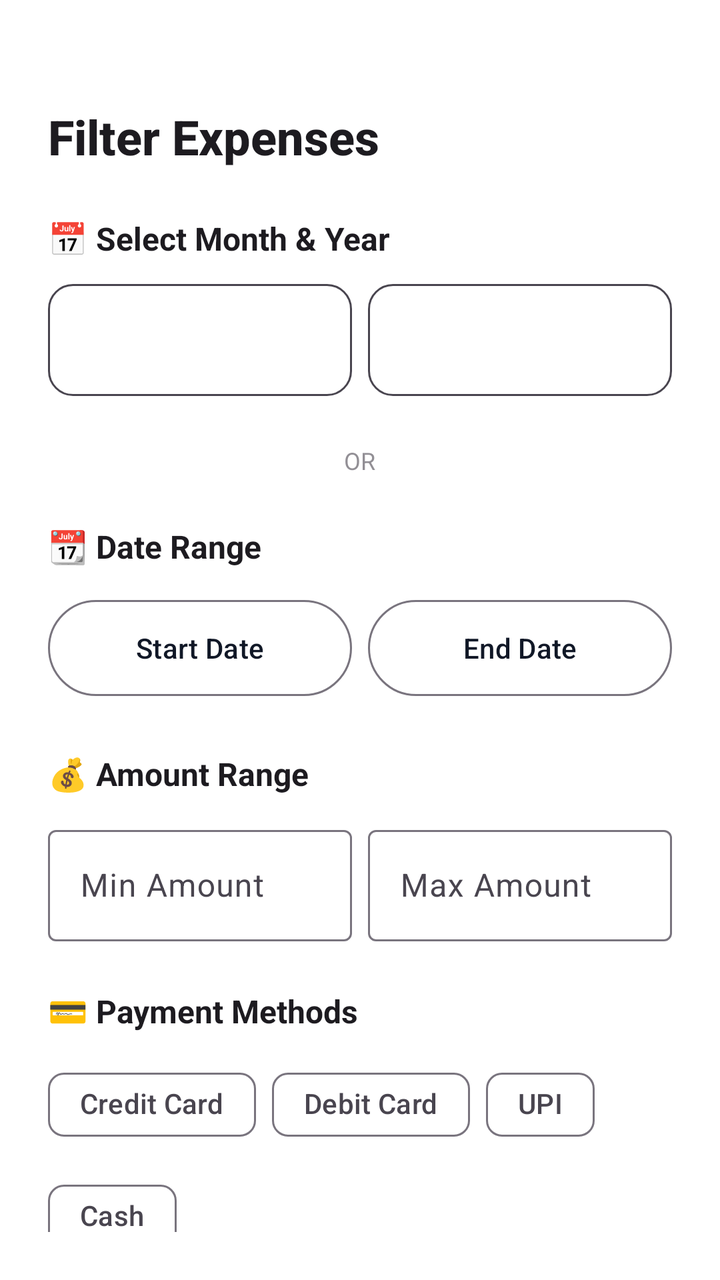
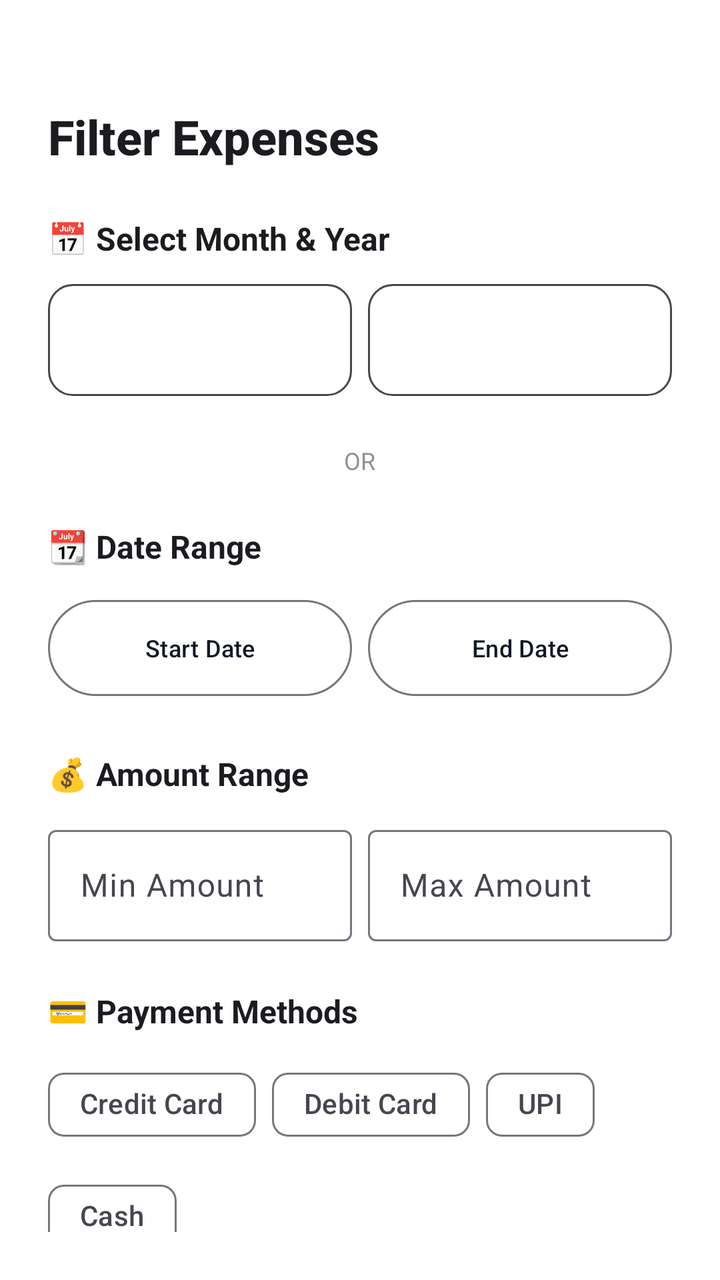

The first picture is an Android layout as it rendered before a commit; the second is the same layout after the commit. The layout source and the unified diff follow.
<!-- AndroidManifest.xml: application theme Theme.ExpenseTracker.Timeless -->
<!-- res/layout/bottom_sheet_filter.xml -->
<?xml version="1.0" encoding="utf-8"?>
<LinearLayout xmlns:android="http://schemas.android.com/apk/res/android"
    xmlns:app="http://schemas.android.com/apk/res-auto"
    android:layout_width="match_parent"
    android:layout_height="wrap_content"
    android:orientation="vertical"
    android:background="?attr/colorSurface"
    android:padding="24dp">

    
    <View
        android:layout_width="48dp"
        android:layout_height="4dp"
        android:background="?android:textColorSecondary"
        android:alpha="0.3"
        android:layout_gravity="center_horizontal"
        android:layout_marginBottom="24dp" />

    
    <TextView
        android:layout_width="wrap_content"
        android:layout_height="wrap_content"
        android:text="Filter Expenses"
        android:textSize="24sp"
        android:textStyle="bold"
        android:textColor="?android:textColorPrimary"
        android:fontFamily="sans-serif-medium"
        android:layout_marginBottom="24dp" />

    <androidx.core.widget.NestedScrollView
        android:layout_width="match_parent"
        android:layout_height="wrap_content"
        android:maxHeight="500dp"
        android:clipToPadding="false"
        android:paddingBottom="16dp"
        android:fillViewport="true">

        <LinearLayout
            android:layout_width="match_parent"
            android:layout_height="wrap_content"
            android:orientation="vertical"
            android:paddingBottom="16dp">

            
            <TextView
                android:layout_width="wrap_content"
                android:layout_height="wrap_content"
                android:text="📅 Select Month &amp; Year"
                android:textSize="16sp"
                android:textStyle="bold"
                android:textColor="?android:textColorPrimary"
                android:layout_marginBottom="12dp" />

            <LinearLayout
                android:layout_width="match_parent"
                android:layout_height="wrap_content"
                android:orientation="horizontal"
                android:layout_marginBottom="24dp">

                <Spinner
                    android:id="@+id/spinnerMonth"
                    android:layout_width="0dp"
                    android:layout_height="56dp"
                    android:layout_weight="1"
                    android:background="@drawable/bg_spinner_outline"
                    android:padding="12dp"
                    android:layout_marginEnd="8dp" />

                <Spinner
                    android:id="@+id/spinnerYear"
                    android:layout_width="0dp"
                    android:layout_height="56dp"
                    android:layout_weight="1"
                    android:background="@drawable/bg_spinner_outline"
                    android:padding="12dp" />

            </LinearLayout>

            
            <LinearLayout
                android:layout_width="match_parent"
                android:layout_height="wrap_content"
                android:orientation="horizontal"
                android:gravity="center_vertical"
                android:layout_marginBottom="24dp">

                <View
                    android:layout_width="0dp"
                    android:layout_height="1dp"
                    android:layout_weight="1"
                    android:background="?android:textColorSecondary"
                    android:alpha="0.2" />

                <TextView
                    android:layout_width="wrap_content"
                    android:layout_height="wrap_content"
                    android:text="  OR  "
                    android:textSize="12sp"
                    android:textColor="?android:textColorSecondary"
                    android:alpha="0.6" />

                <View
                    android:layout_width="0dp"
                    android:layout_height="1dp"
                    android:layout_weight="1"
                    android:background="?android:textColorSecondary"
                    android:alpha="0.2" />

            </LinearLayout>

            
            <TextView
                android:layout_width="wrap_content"
                android:layout_height="wrap_content"
                android:text="📆 Date Range"
                android:textSize="16sp"
                android:textStyle="bold"
                android:textColor="?android:textColorPrimary"
                android:layout_marginBottom="12dp" />

            <LinearLayout
                android:layout_width="match_parent"
                android:layout_height="wrap_content"
                android:orientation="horizontal"
                android:layout_marginBottom="24dp">

                <com.google.android.material.button.MaterialButton
                    android:id="@+id/btnSelectStartDate"
                    android:layout_width="0dp"
                    android:layout_height="56dp"
                    android:layout_weight="1"
                    android:text="Start Date"
                    style="@style/Widget.Material3.Button.OutlinedButton"
                    android:layout_marginEnd="8dp" />

                <com.google.android.material.button.MaterialButton
                    android:id="@+id/btnSelectEndDate"
                    android:layout_width="0dp"
                    android:layout_height="56dp"
                    android:layout_weight="1"
                    android:text="End Date"
                    style="@style/Widget.Material3.Button.OutlinedButton" />

            </LinearLayout>

            
            <TextView
                android:layout_width="wrap_content"
                android:layout_height="wrap_content"
                android:text="💰 Amount Range"
                android:textSize="16sp"
                android:textStyle="bold"
                android:textColor="?android:textColorPrimary"
                android:layout_marginBottom="12dp" />

            <LinearLayout
                android:layout_width="match_parent"
                android:layout_height="wrap_content"
                android:orientation="horizontal"
                android:layout_marginBottom="24dp">

                <com.google.android.material.textfield.TextInputLayout
                    android:layout_width="0dp"
                    android:layout_height="wrap_content"
                    android:layout_weight="1"
                    android:hint="Min Amount"
                    style="@style/Widget.Material3.TextInputLayout.OutlinedBox"
                    android:layout_marginEnd="8dp">

                    <com.google.android.material.textfield.TextInputEditText
                        android:id="@+id/etMinAmount"
                        android:layout_width="match_parent"
                        android:layout_height="wrap_content"
                        android:inputType="numberDecimal" />

                </com.google.android.material.textfield.TextInputLayout>

                <com.google.android.material.textfield.TextInputLayout
                    android:layout_width="0dp"
                    android:layout_height="wrap_content"
                    android:layout_weight="1"
                    android:hint="Max Amount"
                    style="@style/Widget.Material3.TextInputLayout.OutlinedBox">

                    <com.google.android.material.textfield.TextInputEditText
                        android:id="@+id/etMaxAmount"
                        android:layout_width="match_parent"
                        android:layout_height="wrap_content"
                        android:inputType="numberDecimal" />

                </com.google.android.material.textfield.TextInputLayout>

            </LinearLayout>

            
            <TextView
                android:layout_width="wrap_content"
                android:layout_height="wrap_content"
                android:text="💳 Payment Methods"
                android:textSize="16sp"
                android:textStyle="bold"
                android:textColor="?android:textColorPrimary"
                android:layout_marginBottom="12dp" />

            <com.google.android.material.chip.ChipGroup
                android:layout_width="match_parent"
                android:layout_height="wrap_content"
                android:layout_marginBottom="24dp">

                <com.google.android.material.chip.Chip
                    android:id="@+id/cbCreditCard"
                    android:layout_width="wrap_content"
                    android:layout_height="wrap_content"
                    android:text="Credit Card"
                    style="@style/Widget.Material3.Chip.Filter" />

                <com.google.android.material.chip.Chip
                    android:id="@+id/cbDebitCard"
                    android:layout_width="wrap_content"
                    android:layout_height="wrap_content"
                    android:text="Debit Card"
                    style="@style/Widget.Material3.Chip.Filter" />

                <com.google.android.material.chip.Chip
                    android:id="@+id/cbUpi"
                    android:layout_width="wrap_content"
                    android:layout_height="wrap_content"
                    android:text="UPI"
                    style="@style/Widget.Material3.Chip.Filter" />

                <com.google.android.material.chip.Chip
                    android:id="@+id/cbCash"
                    android:layout_width="wrap_content"
                    android:layout_height="wrap_content"
                    android:text="Cash"
                    style="@style/Widget.Material3.Chip.Filter" />

            </com.google.android.material.chip.ChipGroup>

            
            <TextView
                android:layout_width="wrap_content"
                android:layout_height="wrap_content"
                android:text="🏷️ Categories"
                android:textSize="16sp"
                android:textStyle="bold"
                android:textColor="?android:textColorPrimary"
                android:layout_marginBottom="12dp" />

            <LinearLayout
                android:id="@+id/layoutCategories"
                android:layout_width="match_parent"
                android:layout_height="wrap_content"
                android:orientation="vertical"
                android:layout_marginBottom="24dp" />

            
            <LinearLayout
                android:layout_width="match_parent"
                android:layout_height="wrap_content"
                android:orientation="horizontal"
                android:gravity="end"
                android:layout_marginTop="8dp"
                android:layout_marginBottom="8dp"
                android:paddingBottom="8dp">

                <com.google.android.material.button.MaterialButton
                    android:id="@+id/btnClearFilters"
                    android:layout_width="wrap_content"
                    android:layout_height="56dp"
                    android:text="Clear All"
                    style="@style/Widget.Material3.Button.TextButton"
                    android:layout_marginEnd="12dp" />

                <com.google.android.material.button.MaterialButton
                    android:id="@+id/btnApplyFilter"
                    android:layout_width="wrap_content"
                    android:layout_height="56dp"
                    android:text="Apply Filters"
                    android:paddingStart="32dp"
                    android:paddingEnd="32dp"
                    style="@style/PremiumButton" />

            </LinearLayout>

        </LinearLayout>

    </androidx.core.widget.NestedScrollView>

</LinearLayout>
<!-- resources referenced by this layout -->
<resources>
  <!-- drawable bg_spinner_outline (drawable) -->
  <?xml version="1.0" encoding="utf-8"?>
  <shape xmlns:android="http://schemas.android.com/apk/res/android">
      <solid android:color="@android:color/transparent" />
      <corners android:radius="12dp" />
      <stroke android:width="1dp" android:color="?android:attr/textColorSecondary" />
  </shape>
  <style name="PremiumButton" parent="Widget.Material3.Button">
          <item name="cornerRadius">8dp</item>
          <item name="android:textSize">16sp</item>
          <item name="android:fontFamily">sans-serif-medium</item>
          <item name="android:letterSpacing">0.01</item>
          <item name="android:paddingTop">14dp</item>
          <item name="android:paddingBottom">14dp</item>
          <item name="backgroundTint">@color/navy_primary</item>
      </style>
  <style name="Theme.ExpenseTracker.Timeless" parent="Theme.Material3.Light.NoActionBar">
          <item name="colorPrimary">@color/timeless_charcoal</item>
          <item name="colorOnPrimary">@color/timeless_white</item>
          <item name="colorSecondary">@color/timeless_gold</item>
          <item name="colorOnSecondary">@color/timeless_white</item>
          <item name="android:colorBackground">@color/timeless_white</item>
          <item name="colorSurface">@color/timeless_white</item>
          <item name="colorOnSurface">@color/timeless_text_primary</item>
          
          
          <item name="android:statusBarColor">@color/timeless_white</item>
          <item name="android:windowLightStatusBar">true</item>
          
          
          <item name="android:navigationBarColor">@color/timeless_white</item>
          <item name="android:windowLightNavigationBar">true</item>
      </style>
  <color name="navy_primary">#1E3A8A</color>
  <color name="timeless_charcoal">#111827</color>
  <color name="timeless_white">#FFFFFF</color>
  <color name="timeless_gold">#14B8A6</color>
  <color name="timeless_text_primary">#111827</color>
</resources>

<!-- the commit's change to res/layout/bottom_sheet_filter.xml (unified diff, before → after) -->
@@ -130,6 +130,8 @@
                     android:layout_height="56dp"
                     android:layout_weight="1"
                     android:text="Start Date"
+                    android:textSize="12sp"
+                    android:maxLines="1"
                     style="@style/Widget.Material3.Button.OutlinedButton"
                     android:layout_marginEnd="8dp" />
 
@@ -139,6 +141,8 @@
                     android:layout_height="56dp"
                     android:layout_weight="1"
                     android:text="End Date"
+                    android:textSize="12sp"
+                    android:maxLines="1"
                     style="@style/Widget.Material3.Button.OutlinedButton" />
 
             </LinearLayout>
